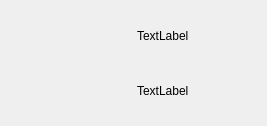
First picture: the form in objectinfolistwidget.ui, repository NemirovD/ThesisVideAnnotator, before the edit.
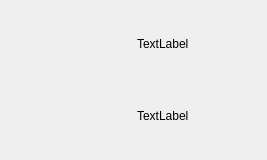
Second picture: the form after the edit.

```diff
--- a/objectinfolistwidget.ui
+++ b/objectinfolistwidget.ui
@@ -7,7 +7,7 @@
     <x>0</x>
     <y>0</y>
     <width>267</width>
-    <height>126</height>
+    <height>160</height>
    </rect>
   </property>
   <property name="sizePolicy">
```
